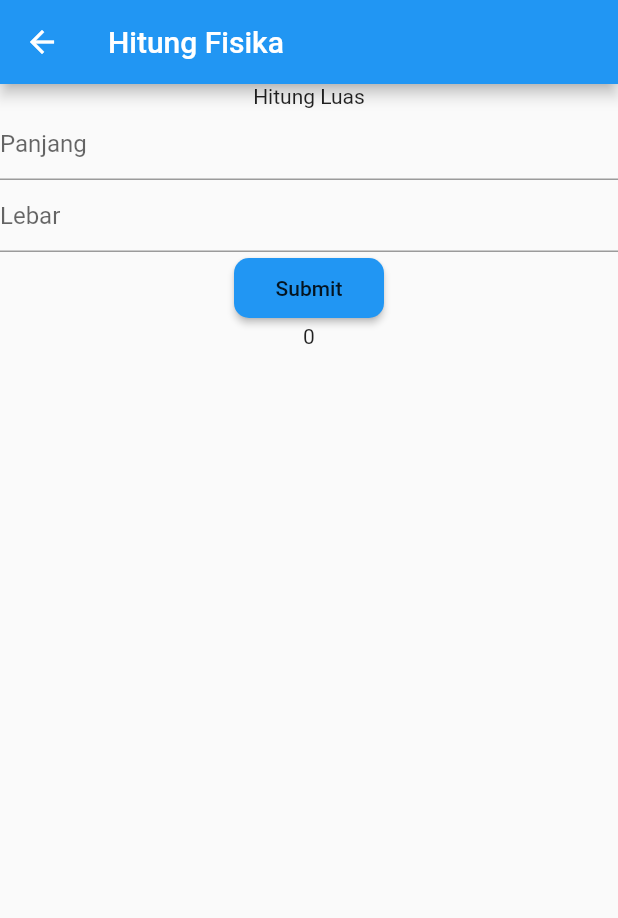
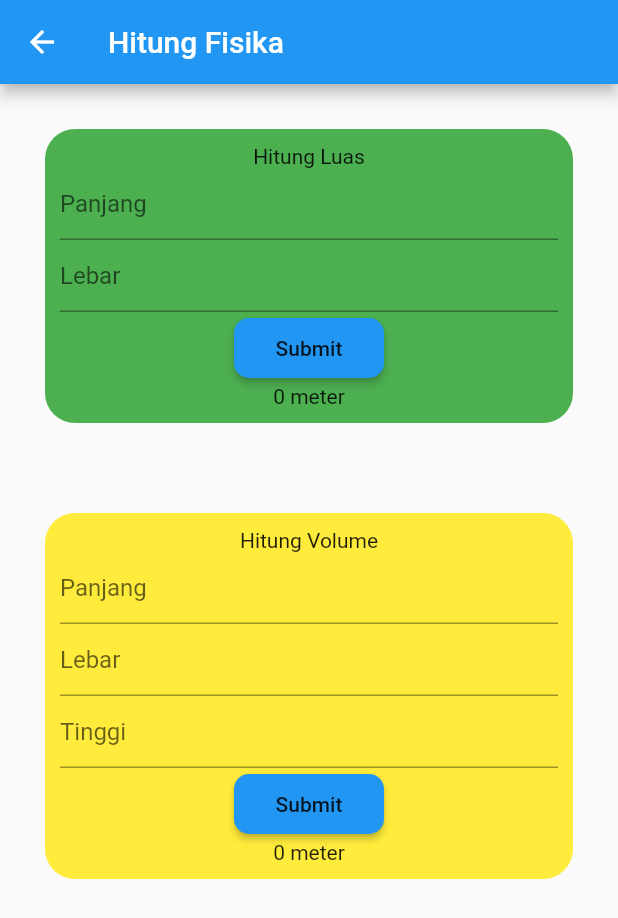
Before and after one commit to bayuik/calculate, a Flutter app: the HitungFisika screen opened by its route, after a tap on "Submit", on a phone screen of 412 x 824 dp. Shown: the top 918 px of the screen. Run offline on Flutter 3.47's test engine with Material 2 defaults, Android fonts, the phone set to English and light mode, and no system bars; our stand-ins replace fluttertoast.

Commit message:
add hitung fisika

```diff
--- a/lib/hitung_fisika.dart
+++ b/lib/hitung_fisika.dart
@@ -6,11 +6,14 @@ class HitungFisika extends StatefulWidget {
 }
 
 class _HitungFisikaState extends State<HitungFisika> {
-
-  var panjangController = TextEditingController();
-  var lebarController = TextEditingController();
+  var panjangL = TextEditingController();
+  var lebarL = TextEditingController();
+  var panjangV = TextEditingController();
+  var lebarV = TextEditingController();
+  var tinggiV = TextEditingController();
 
   var luas = "0";
+  var volume = "0";
 
   @override
   Widget build(BuildContext context) {
@@ -23,16 +26,25 @@ class _HitungFisikaState extends State<HitungFisika> {
         child: Center(
           child: Column(
             children: <Widget>[
+              Container(
+                padding: EdgeInsets.all(10),
+                margin: EdgeInsets.all(30),
+                decoration: BoxDecoration(
+                  borderRadius: BorderRadius.circular(20),
+                  color: Colors.green,
+                ),
+                child: Column(
+                  children: <Widget>[
                     Text('Hitung Luas'),
                     Container(
                       child: TextFormField(
-                  controller: panjangController,
+                        controller: panjangL,
                         decoration: InputDecoration(hintText: 'Panjang'),
                       ),
                     ),
                     Container(
                       child: TextFormField(
-                  controller: lebarController,
+                        controller: lebarL,
                         decoration: InputDecoration(hintText: 'Lebar'),
                       ),
                     ),
@@ -45,12 +57,62 @@ class _HitungFisikaState extends State<HitungFisika> {
                         borderRadius: BorderRadius.circular(10),
                       ),
                       onPressed: () {
-                  int hasil = int.parse(lebarController.text) *
-                      int.parse(panjangController.text);
+                        int hasil =
+                            int.parse(lebarL.text) * int.parse(panjangL.text);
                         setState(() => luas = hasil.toString());
                       },
                     ),
-              Text(luas),
+                    Text('$luas meter')
+                  ],
+                ),
+              ),
+              Container(
+                padding: EdgeInsets.all(10),
+                margin: EdgeInsets.all(30),
+                decoration: BoxDecoration(
+                  borderRadius: BorderRadius.circular(20),
+                  color: Colors.yellow,
+                ),
+                child: Column(
+                  children: <Widget>[
+                    Text('Hitung Volume'),
+                    Container(
+                      child: TextFormField(
+                        controller: panjangV,
+                        decoration: InputDecoration(hintText: 'Panjang'),
+                      ),
+                    ),
+                    Container(
+                      child: TextFormField(
+                        controller: lebarV,
+                        decoration: InputDecoration(hintText: 'Lebar'),
+                      ),
+                    ),
+                    Container(
+                      child: TextFormField(
+                        controller: tinggiV,
+                        decoration: InputDecoration(hintText: 'Tinggi'),
+                      ),
+                    ),
+                    MaterialButton(
+                      minWidth: 100,
+                      height: 40,
+                      child: Text('Submit'),
+                      color: Colors.blue,
+                      shape: RoundedRectangleBorder(
+                        borderRadius: BorderRadius.circular(10),
+                      ),
+                      onPressed: () {
+                        int hasil = int.parse(panjangV.text) *
+                            int.parse(lebarV.text) *
+                            int.parse(tinggiV.text);
+                        setState(() => volume = hasil.toString());
+                      },
+                    ),
+                    Text('$volume meter')
+                  ],
+                ),
+              )
             ],
           ),
         ),
```
Also changed, not shown: 1 other file. Lines whose indentation alone changed are shown as unchanged.
